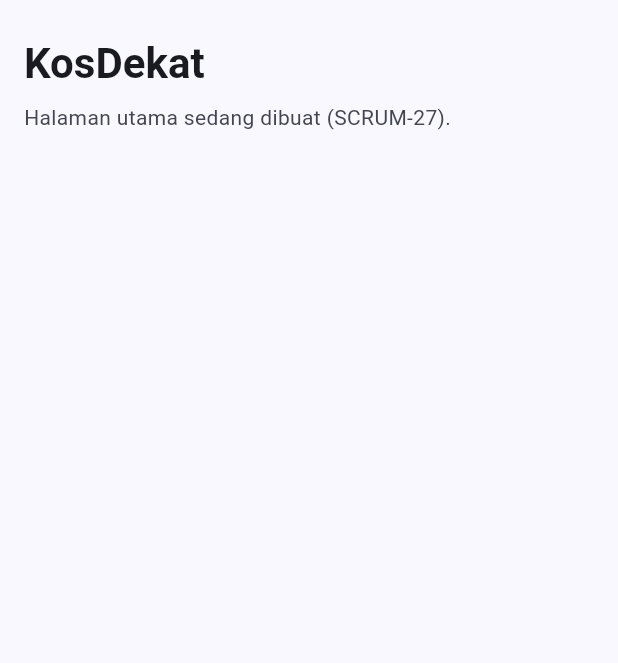
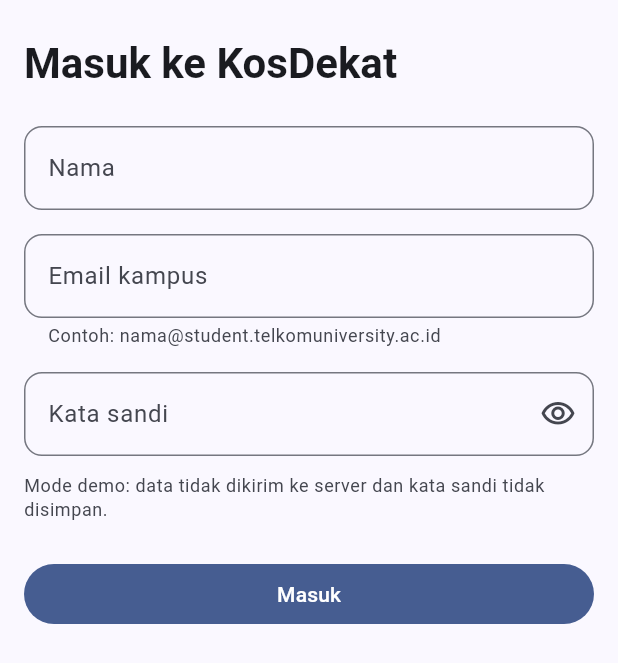
Before and after one commit to Bahaa-Arma/kost-dekat, a Flutter app: the screen it shows after launch, on a phone screen of 412 x 824 dp. Shown: the top 663 px of the screen. Run offline on Flutter 3.47's test engine with Material 3 defaults, Android fonts, the phone set to English and light mode, and no system bars.

Commit message:
SCRUM-50 halaman login simulasi lokal (validasi nama, email kampus, sandi

```diff
--- /dev/null
+++ b/app/lib/halaman/halaman_login.dart
@@ -0,0 +1,126 @@
+import 'package:flutter/material.dart';
+
+const _akhiranEmailKampus = '@student.telkomuniversity.ac.id';
+
+/// Login simulasi lokal: tidak ada server, kata sandi tidak dikirim maupun disimpan.
+class HalamanLogin extends StatefulWidget {
+  const HalamanLogin({super.key, required this.bukaHalamanUtama});
+
+  // shortcut: callback, bukan KosService, karena HalamanUtama (SCRUM-27) belum ada; ganti saat SCRUM-27 di-merge.
+  final Widget Function(String nama, String email) bukaHalamanUtama;
+
+  @override
+  State<HalamanLogin> createState() => _HalamanLoginState();
+}
+
+class _HalamanLoginState extends State<HalamanLogin> {
+  final _kunciForm = GlobalKey<FormState>();
+  final _namaController = TextEditingController();
+  final _emailController = TextEditingController();
+  final _sandiController = TextEditingController();
+  bool _sandiTersembunyi = true;
+
+  @override
+  void dispose() {
+    _namaController.dispose();
+    _emailController.dispose();
+    _sandiController.dispose();
+    super.dispose();
+  }
+
+  void _masuk() {
+    if (!_kunciForm.currentState!.validate()) return;
+    final tujuan = widget.bukaHalamanUtama(
+      _namaController.text.trim(),
+      _emailController.text.trim().toLowerCase(),
+    );
+    Navigator.pushReplacement(
+      context,
+      MaterialPageRoute(builder: (_) => tujuan),
+    );
+  }
+
+  @override
+  Widget build(BuildContext context) {
+    final teks = Theme.of(context).textTheme;
+    final warna = Theme.of(context).colorScheme;
+    return Scaffold(
+      body: SafeArea(
+        child: Form(
+          key: _kunciForm,
+          child: ListView(
+            padding: const EdgeInsets.fromLTRB(16, 24, 16, 16),
+            children: [
+              Text('Masuk ke KosDekat', style: teks.headlineMedium),
+              const SizedBox(height: 24),
+              TextFormField(
+                controller: _namaController,
+                decoration: const InputDecoration(labelText: 'Nama'),
+                textCapitalization: TextCapitalization.words,
+                textInputAction: TextInputAction.next,
+                validator: (nilai) {
+                  final nama = nilai?.trim() ?? '';
+                  if (nama.isEmpty) return 'Nama wajib diisi';
+                  if (nama.length < 3) return 'Nama minimal 3 karakter';
+                  return null;
+                },
+              ),
+              const SizedBox(height: 16),
+              TextFormField(
+                controller: _emailController,
+                decoration: const InputDecoration(
+                  labelText: 'Email kampus',
+                  helperText: 'Contoh: nama$_akhiranEmailKampus',
+                ),
+                keyboardType: TextInputType.emailAddress,
+                autocorrect: false,
+                textInputAction: TextInputAction.next,
+                validator: (nilai) {
+                  final email = nilai?.trim().toLowerCase() ?? '';
+                  if (email.isEmpty) return 'Email kampus wajib diisi';
+                  if (!email.endsWith(_akhiranEmailKampus) ||
+                      email.length == _akhiranEmailKampus.length) {
+                    return 'Pakai email $_akhiranEmailKampus';
+                  }
+                  return null;
+                },
+              ),
+              const SizedBox(height: 16),
+              TextFormField(
+                controller: _sandiController,
+                obscureText: _sandiTersembunyi,
+                decoration: InputDecoration(
+                  labelText: 'Kata sandi',
+                  suffixIcon: IconButton(
+                    tooltip: _sandiTersembunyi
+                        ? 'Tampilkan kata sandi'
+                        : 'Sembunyikan kata sandi',
+                    icon: Icon(
+                      _sandiTersembunyi
+                          ? Icons.visibility_outlined
+                          : Icons.visibility_off_outlined,
+                    ),
+                    onPressed: () =>
+                        setState(() => _sandiTersembunyi = !_sandiTersembunyi),
+                  ),
+                ),
+                textInputAction: TextInputAction.done,
+                onFieldSubmitted: (_) => _masuk(),
+                validator: (nilai) => (nilai ?? '').length < 6
+                    ? 'Kata sandi minimal 6 karakter'
+                    : null,
+              ),
+              const SizedBox(height: 12),
+              Text(
+                'Mode demo: data tidak dikirim ke server dan kata sandi tidak disimpan.',
+                style: teks.bodySmall?.copyWith(color: warna.onSurfaceVariant),
+              ),
+              const SizedBox(height: 24),
+              FilledButton(onPressed: _masuk, child: const Text('Masuk')),
+            ],
+          ),
+        ),
+      ),
+    );
+  }
+}
--- a/app/lib/main.dart
+++ b/app/lib/main.dart
@@ -1,5 +1,6 @@
 import 'package:flutter/material.dart';
 
+import 'halaman/halaman_login.dart';
 import 'tema/tema_kosdekat.dart';
 
 void main() {
@@ -16,8 +17,10 @@ class KosDekatApp extends StatelessWidget {
       theme: temaTerang,
       darkTheme: temaGelap,
       themeMode: ThemeMode.system,
-      // TODO(SCRUM-27): ganti dengan HalamanUtama (NavigationBar Cari, Favorit, Profil).
-      home: const _HalamanSementara(),
+      home: HalamanLogin(
+        // TODO(SCRUM-27): ganti dengan HalamanUtama(service, namaPengguna, emailPengguna).
+        bukaHalamanUtama: (nama, email) => const _HalamanSementara(),
+      ),
     );
   }
 }
--- a/app/lib/tema/tema_kosdekat.dart
+++ b/app/lib/tema/tema_kosdekat.dart
@@ -42,6 +42,12 @@ ThemeData _buatTema(Brightness brightness) {
         borderRadius: BorderRadius.all(Radius.circular(16)),
       ),
     ),
+    // Text Field outlined radius 12; warna fokus dan error tetap bawaan M3.
+    inputDecorationTheme: const InputDecorationTheme(
+      border: OutlineInputBorder(
+        borderRadius: BorderRadius.all(Radius.circular(12)),
+      ),
+    ),
     extensions: [
       // Amber gelap di mode terang agar kontras bintang tetap >= 3:1 (design.md).
       WarnaKosDekat(
```
Also changed, not shown: 2 other files.
